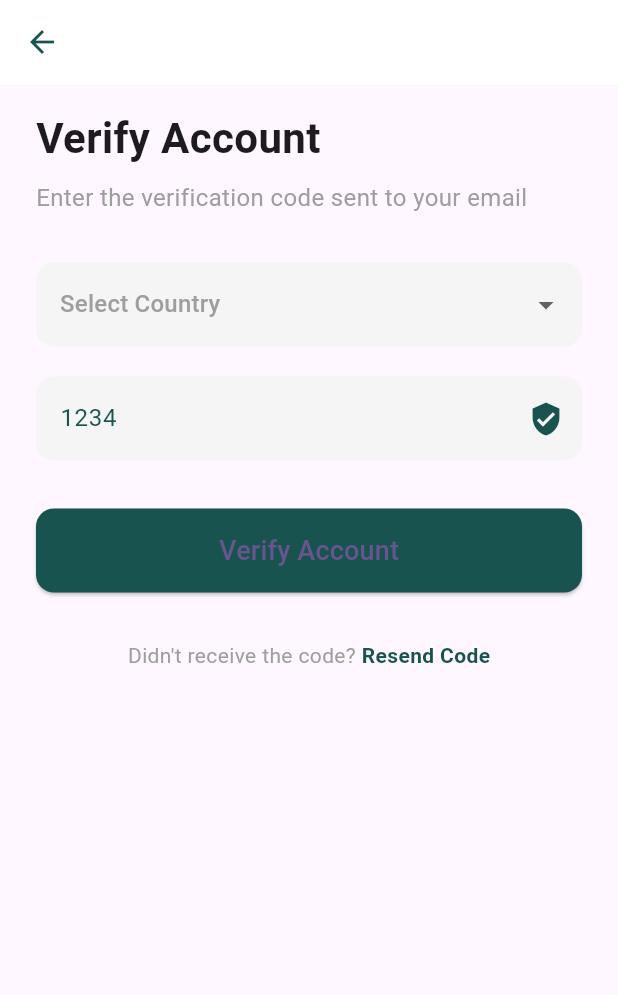
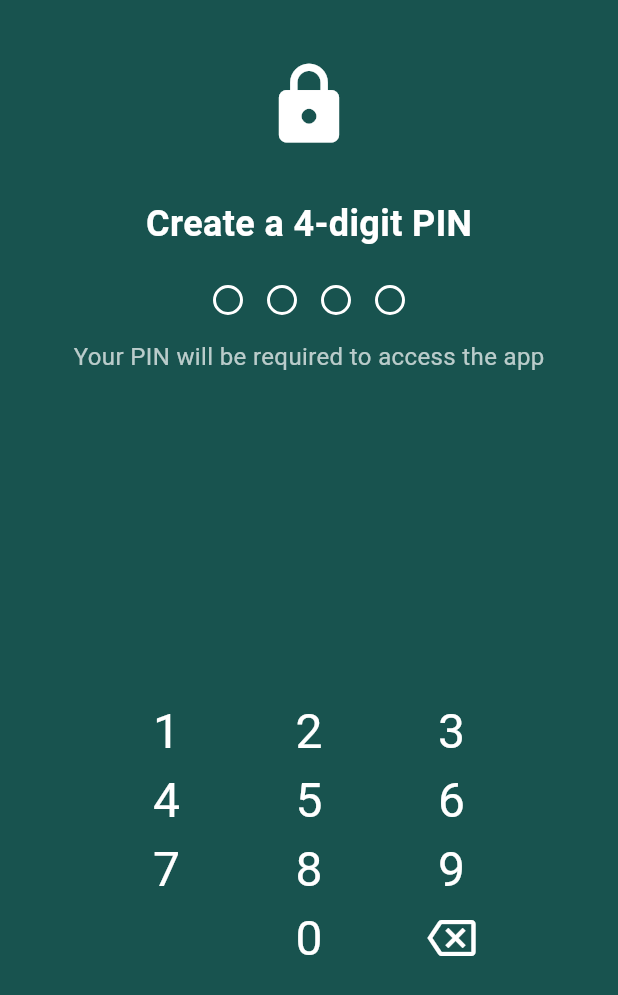
Before and after one commit to Daniel-Kav/Pretium-finance-app, a Flutter app: the VerifyAccountPage screen opened directly, after a tap on "Verify Account", on a phone screen of 412 x 824 dp. Shown: the top 995 px of the screen. Run offline on Flutter 3.47's test engine with Material 3 defaults, Android fonts, the phone set to English and light mode, and no system bars.

Commit message:
feat: add CreatePinPage and navigation from VerifyAccountPage
Implement a new CreatePinPage for setting up a 4-digit PIN, including UI components and logic for PIN input. Enable navigation to CreatePinPage from the VerifyAccountPage when the "Verify Account" button is pressed.

```diff
--- /dev/null
+++ b/pretium/lib/create_pin_page.dart
@@ -0,0 +1,130 @@
+import 'package:flutter/material.dart';
+
+class CreatePinPage extends StatefulWidget {
+  const CreatePinPage({super.key});
+
+  @override
+  State<CreatePinPage> createState() => _CreatePinPageState();
+}
+
+class _CreatePinPageState extends State<CreatePinPage> {
+  final List<int> _pin = [];
+
+  void _onKeyPressed(int? value) {
+    setState(() {
+      if (value == null) {
+        if (_pin.isNotEmpty) _pin.removeLast();
+      } else if (_pin.length < 4) {
+        _pin.add(value);
+        if (_pin.length == 4) {
+          // Show success snackbar
+          Future.delayed(const Duration(milliseconds: 200), () {
+            ScaffoldMessenger.of(context).showSnackBar(
+              const SnackBar(
+                content: Text('Success, welcome back!', style: TextStyle(color: Colors.black)),
+                backgroundColor: Colors.white,
+                behavior: SnackBarBehavior.floating,
+                duration: Duration(seconds: 2),
+              ),
+            );
+          });
+        }
+      }
+    });
+  }
+
+  Widget _buildPinCircles() {
+    return Row(
+      mainAxisAlignment: MainAxisAlignment.center,
+      children: List.generate(4, (index) {
+        return Container(
+          margin: const EdgeInsets.symmetric(horizontal: 8),
+          width: 20,
+          height: 20,
+          decoration: BoxDecoration(
+            shape: BoxShape.circle,
+            border: Border.all(color: Colors.white, width: 2),
+            color: _pin.length > index ? Colors.white : Colors.transparent,
+          ),
+        );
+      }),
+    );
+  }
+
+  Widget _buildKey(int number) {
+    return GestureDetector(
+      onTap: () => _onKeyPressed(number),
+      child: Container(
+        alignment: Alignment.center,
+        child: Text(
+          '$number',
+          style: const TextStyle(fontSize: 32, color: Colors.white),
+        ),
+      ),
+    );
+  }
+
+  Widget _buildBackspaceKey() {
+    return GestureDetector(
+      onTap: () => _onKeyPressed(null),
+      child: const Icon(Icons.backspace_outlined, color: Colors.white, size: 32),
+    );
+  }
+
+  @override
+  Widget build(BuildContext context) {
+    return Scaffold(
+      backgroundColor: const Color(0xFF18534F),
+      body: SafeArea(
+        child: Column(
+          mainAxisAlignment: MainAxisAlignment.center,
+          children: [
+            const SizedBox(height: 40),
+            const Icon(Icons.lock, size: 60, color: Colors.white),
+            const SizedBox(height: 32),
+            const Text(
+              'Create a 4-digit PIN',
+              style: TextStyle(fontSize: 24, color: Colors.white, fontWeight: FontWeight.bold),
+            ),
+            const SizedBox(height: 24),
+            _buildPinCircles(),
+            const SizedBox(height: 16),
+            const Text(
+              'Your PIN will be required to access the app',
+              style: TextStyle(fontSize: 16, color: Colors.white70),
+            ),
+            const SizedBox(height: 40),
+            Expanded(
+              child: Padding(
+                padding: const EdgeInsets.symmetric(horizontal: 48.0),
+                child: Column(
+                  mainAxisAlignment: MainAxisAlignment.center,
+                  children: [
+                    for (var row in [
+                      [1, 2, 3],
+                      [4, 5, 6],
+                      [7, 8, 9],
+                      [null, 0, 'back']
+                    ])
+                      Row(
+                        mainAxisAlignment: MainAxisAlignment.spaceEvenly,
+                        children: row.map<Widget>((item) {
+                          if (item == null) {
+                            return const SizedBox(width: 64);
+                          } else if (item == 'back') {
+                            return SizedBox(width: 64, child: _buildBackspaceKey());
+                          } else {
+                            return SizedBox(width: 64, child: _buildKey(item as int));
+                          }
+                        }).toList(),
+                      ),
+                  ],
+                ),
+              ),
+            ),
+          ],
+        ),
+      ),
+    );
+  }
+}
--- a/pretium/lib/verify_account_page.dart
+++ b/pretium/lib/verify_account_page.dart
@@ -1,4 +1,5 @@
 import 'package:flutter/material.dart';
+import 'create_pin_page.dart';
 
 class VerifyAccountPage extends StatefulWidget {
   const VerifyAccountPage({super.key});
@@ -92,7 +93,11 @@ class _VerifyAccountPageState extends State<VerifyAccountPage> {
                       borderRadius: BorderRadius.circular(12),
                     ),
                   ),
-                  onPressed: () {},
+                  onPressed: () {
+                    Navigator.of(context).push(
+                      MaterialPageRoute(builder: (context) => const CreatePinPage()),
+                    );
+                  },
                   child: const Text('Verify Account', style: TextStyle(fontSize: 18)),
                 ),
               ),
```
